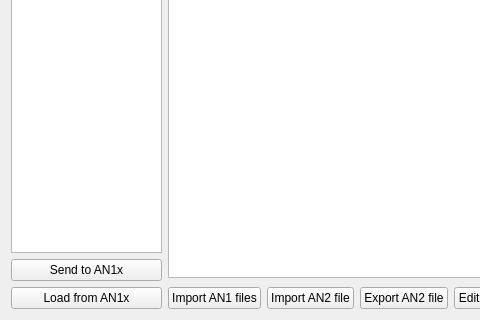
Qt form src/View/Browser.ui (thefinalcutbg/QAN1xEditor) before a commit; both pictures show x 0 to 480 and y 410 to 730 of the 999 by 730 pixel window.
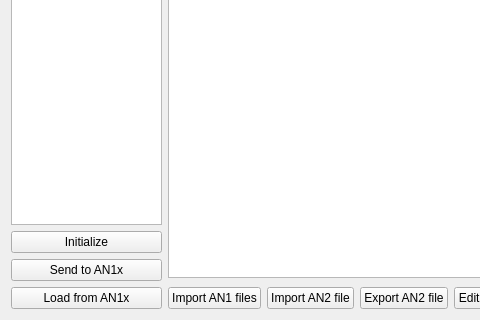
The same form after that commit. Custom widgets are drawn as their Qt base class.

Commit message: Init button for memory list added

The edit to the form file:
```diff
--- a/src/View/Browser.ui
+++ b/src/View/Browser.ui
@@ -81,6 +81,13 @@
        </property>
       </widget>
      </item>
+     <item>
+      <widget class="QPushButton" name="initButton">
+       <property name="text">
+        <string>Initialize</string>
+       </property>
+      </widget>
+     </item>
      <item>
       <widget class="QPushButton" name="sendButton">
        <property name="text">
```
The commit also changes 6 other files.
